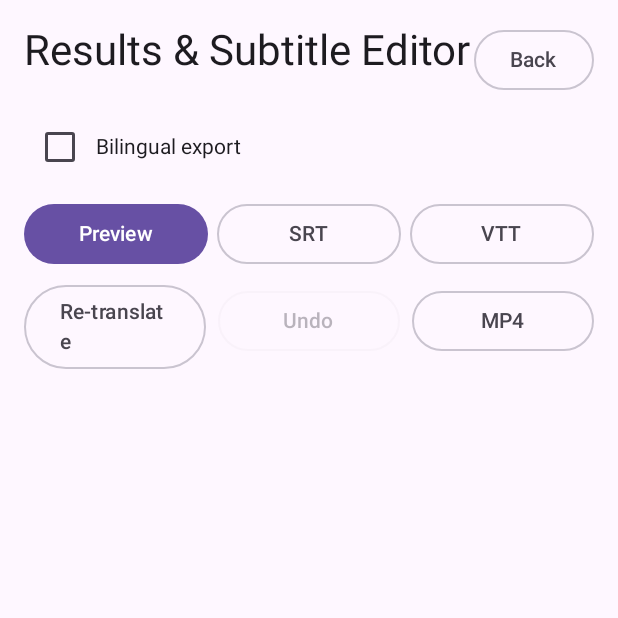
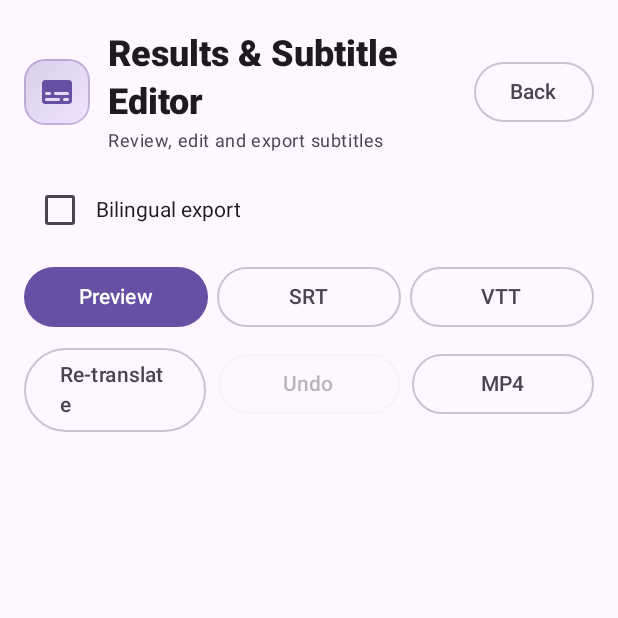
Before and after one commit to bingattban/TransVibe-android-, an Android app built with Jetpack Compose: the composable ResultsEditorScreen called with empty values, on a phone screen of 412 x 824 dp, the top half of it. Run offline under Robolectric (Android 15) with nearby library versions, the phone set to English and light mode, and no system bars; 3 statements that could not run were skipped.

Commit message:
feat(ui): align ResultsEditorScreen.kt with original TransVibe hero header and navigation

```diff
--- a/app/src/main/java/com/transvibe/app/presentation/screens/ResultsEditorScreen.kt
+++ b/app/src/main/java/com/transvibe/app/presentation/screens/ResultsEditorScreen.kt
@@ -1,4 +1,8 @@
 package com.transvibe.app.presentation.screens
+
+import androidx.compose.material.icons.Icons
+import androidx.compose.material.icons.rounded.Subtitles
+import com.transvibe.app.presentation.components.ScreenHeroHeader
 
 import androidx.activity.compose.rememberLauncherForActivityResult
 import androidx.activity.result.contract.ActivityResultContracts
@@ -56,10 +60,14 @@ fun ResultsEditorScreen(
             .padding(16.dp),
         verticalArrangement = Arrangement.spacedBy(10.dp)
     ) {
-        Row(modifier = Modifier.fillMaxWidth(), horizontalArrangement = Arrangement.SpaceBetween) {
-            Text(if (isArabic) "النتائج ومحرر الترجمة" else "Results & Subtitle Editor", style = androidx.compose.material3.MaterialTheme.typography.headlineMedium)
-            OutlinedButton(onClick = onBack) { Text(if (isArabic) "رجوع" else "Back") }
-        }
+        ScreenHeroHeader(
+            title = if (isArabic) "النتائج ومحرر الترجمة" else "Results & Subtitle Editor",
+            subtitle = if (isArabic) "مراجعة المقاطع وتعديلها وتصديرها" else "Review, edit and export subtitles",
+            icon = Icons.Rounded.Subtitles,
+            trailing = {
+                OutlinedButton(onClick = onBack) { Text(if (isArabic) "رجوع" else "Back") }
+            }
+        )
 
         jobMeta?.let { meta ->
             GlassCard(modifier = Modifier.fillMaxWidth()) {
```
